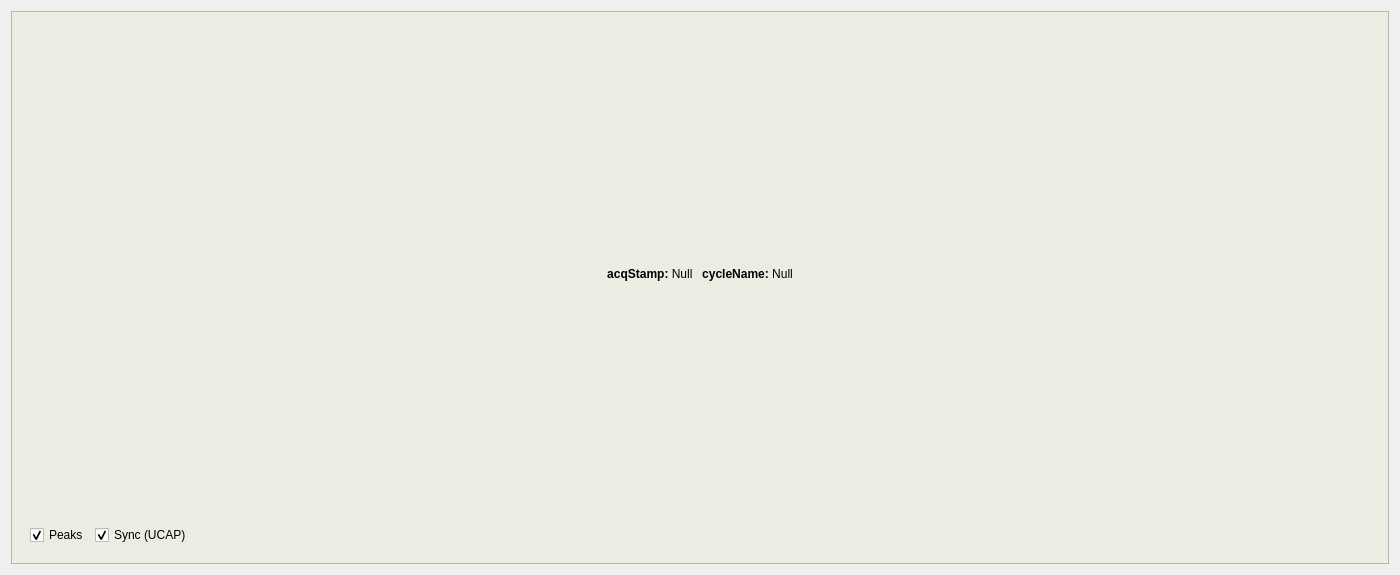
jfpatrick/diamond-blm-expert-gui, file diamond_blm_expert_gui/fullscreen_rawbuf0_fft.ui: the form before one commit.
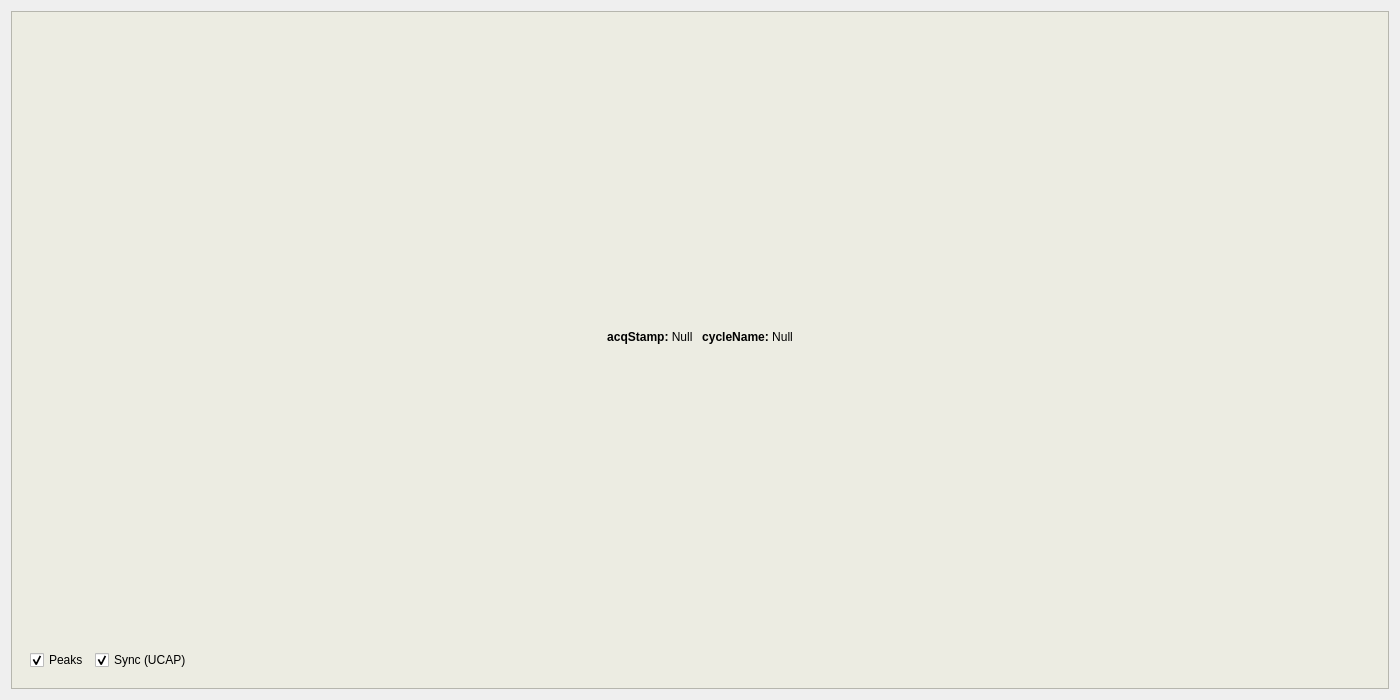
The form after the commit. Custom widgets are drawn as their Qt base class.

Patch:
```diff
--- a/diamond_blm_expert_gui/fullscreen_rawbuf0_fft.ui
+++ b/diamond_blm_expert_gui/fullscreen_rawbuf0_fft.ui
@@ -7,13 +7,13 @@
     <x>0</x>
     <y>0</y>
     <width>1400</width>
-    <height>575</height>
+    <height>700</height>
    </rect>
   </property>
   <property name="minimumSize">
    <size>
-    <width>1000</width>
-    <height>500</height>
+    <width>1400</width>
+    <height>700</height>
    </size>
   </property>
   <property name="windowTitle">
```
